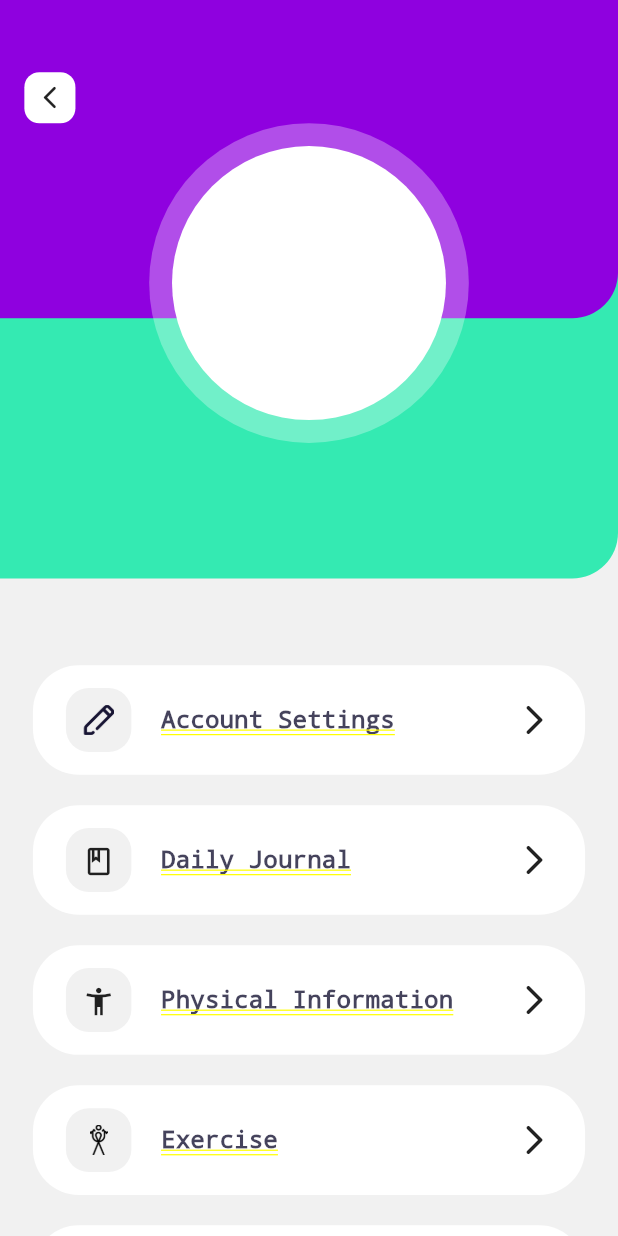
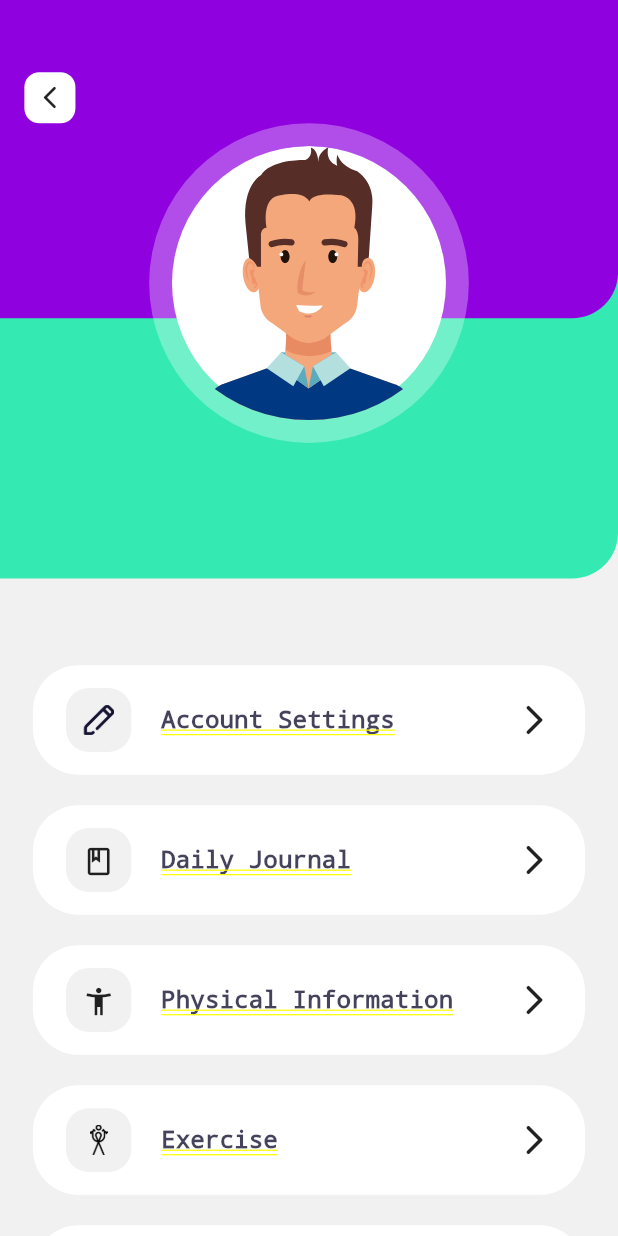
Before and after one commit to Livewell-Indonesia/dev-livewell-app.github.io, a Flutter app: the UserSettingsScreen screen opened by its route, on a phone screen of 412 x 824 dp. Run offline on Flutter 3.47's test engine with Material 2 defaults, Android fonts, the phone set to English and light mode, and no system bars; our stand-ins replace camera, carousel_slider, dartz, dio, dot_navigation_bar, equatable and 23 more; missing offline and left inert: algolia_helper_flutter, charts_painter, flutter_cupertino_date_picker_fork, flutter_health_fit, health, mobile_scanner and 2 more; accounts and stored records are empty; project files that could hold a hidden picture were left out.

```diff
--- a/livewell/lib/feature/daily_journal/presentation/page/daily_journal_screen.dart
+++ b/livewell/lib/feature/daily_journal/presentation/page/daily_journal_screen.dart
@@ -45,7 +45,6 @@ class _DailyJournalScreenState extends State<DailyJournalScreen> {
                               fontSize: 18.sp, fontWeight: FontWeight.w600),
                         ),
                         const Spacer(),
-                        Text("edit".tr)
                       ],
                     ),
                   ),
--- a/livewell/lib/feature/profile/presentation/page/exercise_information_screen.dart
+++ b/livewell/lib/feature/profile/presentation/page/exercise_information_screen.dart
@@ -41,7 +41,6 @@ class ExerciseInformationScreen extends StatelessWidget {
                                   fontSize: 18.sp, fontWeight: FontWeight.w600),
                             ),
                             const Spacer(),
-                            Text("edit".tr)
                           ],
                         ),
                       ),
--- a/livewell/lib/feature/profile/presentation/page/physical_information_screen.dart
+++ b/livewell/lib/feature/profile/presentation/page/physical_information_screen.dart
@@ -46,7 +46,6 @@ class PhysicalInformationScreen extends StatelessWidget {
                                 fontSize: 18.sp, fontWeight: FontWeight.w600),
                           ),
                           const Spacer(),
-                          Text("edit".tr)
                         ],
                       ),
                     ),
--- a/livewell/lib/feature/profile/presentation/page/user_settings_screen.dart
+++ b/livewell/lib/feature/profile/presentation/page/user_settings_screen.dart
@@ -1,8 +1,10 @@
 import 'package:flutter/material.dart';
 import 'package:flutter_screenutil/flutter_screenutil.dart';
+import 'package:flutter_svg/flutter_svg.dart';
 import 'package:get/get.dart';
 import 'package:livewell/core/constant/constant.dart';
 import 'package:livewell/feature/profile/presentation/controller/user_settings_controller.dart';
+import 'package:livewell/feature/questionnaire/presentation/controller/questionnaire_controller.dart';
 
 class UserSettingsScreen extends StatelessWidget {
   final UserSettingsController controller = Get.put(UserSettingsController());
@@ -49,18 +51,29 @@ class UserSettingsScreen extends StatelessWidget {
                           )
                         : const SizedBox(),
                     Container(
-                      width: 210.h,
+                      width: 210.w,
                       height: 210.h,
                       decoration: BoxDecoration(
                           color: Colors.white.withOpacity(0.3),
                           shape: BoxShape.circle),
                       alignment: Alignment.center,
-                      child: Container(
-                        width: 180.h,
-                        height: 180.h,
-                        decoration: const BoxDecoration(
-                          shape: BoxShape.circle,
-                          color: Colors.white,
+                      child: ClipOval(
+                        child: Container(
+                          width: 180.w,
+                          height: 180.h,
+                          decoration: const BoxDecoration(
+                            shape: BoxShape.circle,
+                            color: Colors.white,
+                          ),
+                          child: Obx(() {
+                            return SvgPicture.asset(
+                              (controller.user.value.gender ?? Gender.male.name)
+                                          .toLowerCase() ==
+                                      "male"
+                                  ? Constant.imgMaleSVG
+                                  : Constant.imgFemaleSVG,
+                            );
+                          }),
                         ),
                       ),
                     ),
```
Also changed, not shown: livewell/lib/feature/dashboard/presentation/controller/dashboard_controller.dart (+15 -0 lines), livewell/lib/feature/dashboard/presentation/pages/dashboard_screen.dart (+11 -2 lines), livewell/lib/feature/food/presentation/pages/add_food_screen.dart (+40 -95 lines), livewell/lib/feature/nutriscore/presentation/pages/nutriscore_detail_screen.dart (+21 -43 lines).
